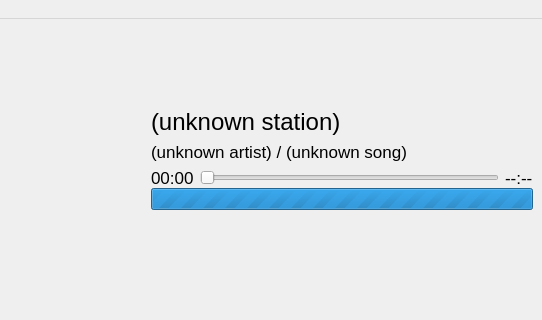
Before: the Qt Designer form radionowplayingwindow.ui in gidzzz/openmediaplayer, drawn with Qt 5; both pictures show x 258 to 800 and y 0 to 320 of the 800 by 480 pixel window.
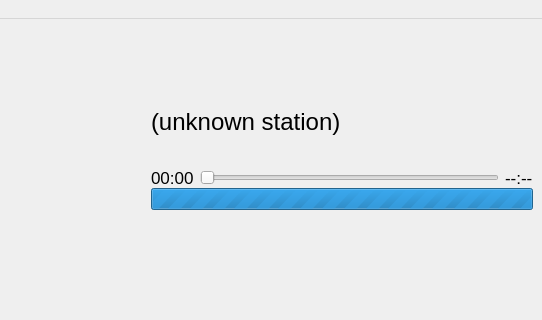
After: the same form once the commit is applied. Icons and pictures are not drawn.

```diff
--- a/radionowplayingwindow.ui
+++ b/radionowplayingwindow.ui
@@ -166,9 +166,6 @@
          </item>
          <item>
           <widget class="QLabel" name="songLabel">
-           <property name="text">
-            <string>(unknown artist) / (unknown song)</string>
-           </property>
            <property name="font">
             <font>
              <pointsize>13</pointsize>
```
